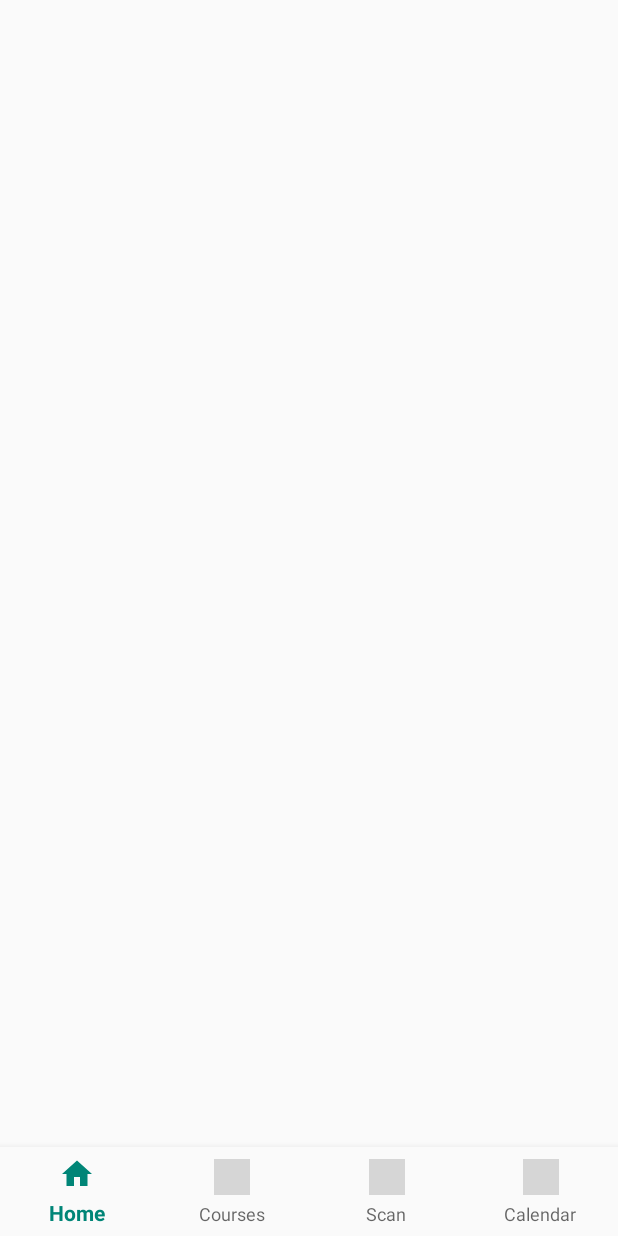
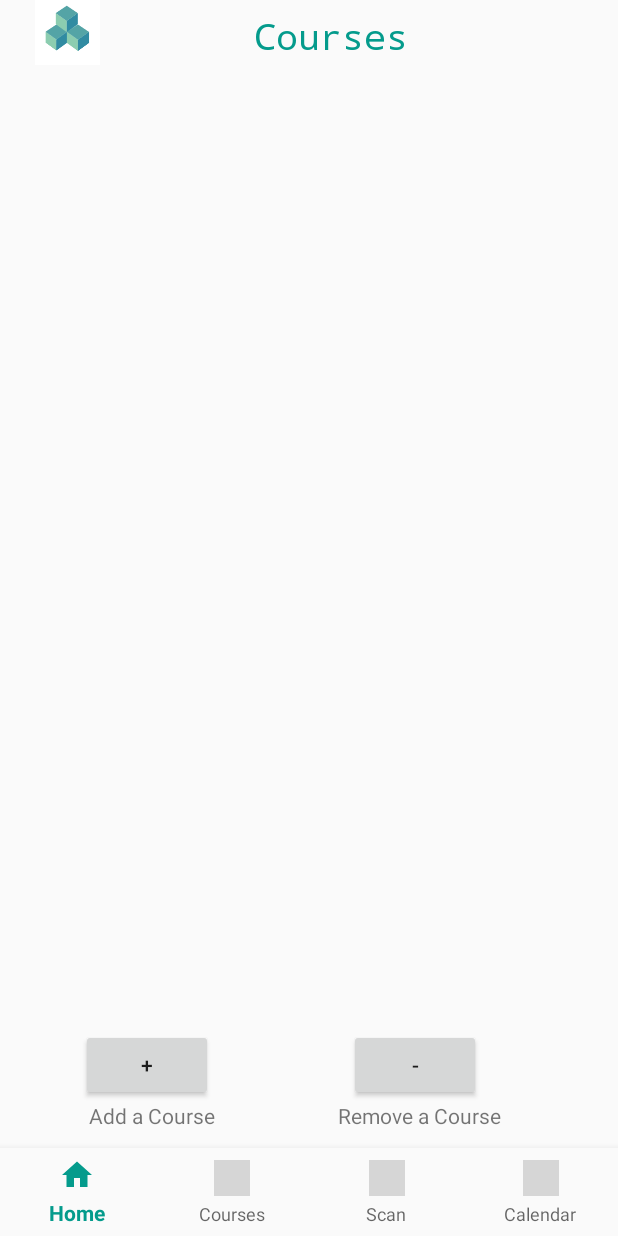
Before and after one commit to gldngullu/AWSheet, an Android app: the Courses_Student screen opened directly, with no data from a screen before it, on a phone screen of 412 x 824 dp. Run offline under Robolectric (Android 15) with nearby library versions, the light colour scheme and no system bars; grey boxes are pictures that could not be loaded.

Commit message:
Xml Course-Addition Student Ended

```diff
--- a/AttendanceWatchSheet/app/src/main/java/com/example/gldng/attendancewatchsheet/Courses_Student.java
+++ b/AttendanceWatchSheet/app/src/main/java/com/example/gldng/attendancewatchsheet/Courses_Student.java
@@ -42,6 +42,10 @@ public class Courses_Student extends AppCompatActivity {
         mTextMessage = (TextView) findViewById(R.id.message);
         BottomNavigationView navigation = (BottomNavigationView) findViewById(R.id.navigation);
         navigation.setOnNavigationItemSelectedListener(mOnNavigationItemSelectedListener);
+
+
+
+
     }
 
 }
--- a/AttendanceWatchSheet/app/src/main/res/layout/activity_courses__student.xml
+++ b/AttendanceWatchSheet/app/src/main/res/layout/activity_courses__student.xml
@@ -5,31 +5,102 @@
     android:id="@+id/container"
     android:layout_width="match_parent"
     android:layout_height="match_parent"
-    tools:context=".Courses_Student">
+    tools:context=".Courses_Student"
+    tools:layout_editor_absoluteY="25dp">
+
+    <Button
+        android:id="@+id/removecourse"
+        android:layout_width="wrap_content"
+        android:layout_height="wrap_content"
+        android:layout_marginStart="7dp"
+        android:text="-"
+        app:layout_constraintBottom_toTopOf="@+id/removeacoursetext"
+        app:layout_constraintStart_toStartOf="@+id/removeacoursetext" />
+
+    <Button
+        android:id="@+id/addcourse"
+        android:layout_width="wrap_content"
+        android:layout_height="wrap_content"
+        android:layout_marginStart="46dp"
+        android:layout_marginBottom="90dp"
+        android:text="+"
+        app:layout_constraintBottom_toBottomOf="parent"
+        app:layout_constraintStart_toStartOf="@+id/course_list" />
+
+    <ListView
+        android:id="@+id/course_list"
+        android:layout_width="0dp"
+        android:layout_height="0dp"
+        android:layout_marginStart="8dp"
+        android:layout_marginTop="43dp"
+        android:layout_marginEnd="8dp"
+        android:layout_marginBottom="56dp"
+        android:maxHeight="384dp"
+        app:layout_constraintBottom_toBottomOf="@+id/addcourse"
+        app:layout_constraintEnd_toEndOf="parent"
+        app:layout_constraintStart_toStartOf="parent"
+        app:layout_constraintTop_toTopOf="parent" />
 
     <android.support.design.widget.BottomNavigationView
         android:id="@+id/navigation"
         android:layout_width="0dp"
-        android:layout_height="59dp"
+        android:layout_height="0dp"
+        android:layout_marginTop="12dp"
         android:background="?android:attr/windowBackground"
+        app:labelVisibilityMode="labeled"
         app:layout_constraintBottom_toBottomOf="parent"
-        app:layout_constraintHorizontal_bias="0.0"
-        app:layout_constraintLeft_toLeftOf="parent"
-        app:layout_constraintRight_toRightOf="parent"
-        app:menu="@menu/navigation"
-        app:labelVisibilityMode="labeled"
-        />
-
-    <ListView
-        android:layout_width="368dp"
-        android:layout_height="492dp"
-        android:layout_marginStart="8dp"
-        android:layout_marginTop="8dp"
-        android:layout_marginEnd="8dp"
-        android:layout_marginBottom="8dp"
-        app:layout_constraintBottom_toTopOf="@+id/navigation"
         app:layout_constraintEnd_toEndOf="parent"
         app:layout_constraintStart_toStartOf="parent"
+        app:layout_constraintTop_toBottomOf="@+id/addacoursetext"
+        app:menu="@menu/navigation" />
+
+    <TextView
+        android:id="@+id/addacoursetext"
+        android:layout_width="wrap_content"
+        android:layout_height="wrap_content"
+        android:layout_marginStart="5dp"
+        android:text="Add a Course"
+        app:layout_constraintStart_toStartOf="@+id/addcourse"
+        app:layout_constraintTop_toBottomOf="@+id/addcourse" />
+
+    <TextView
+        android:id="@+id/removeacoursetext"
+        android:layout_width="wrap_content"
+        android:layout_height="wrap_content"
+        android:layout_marginStart="68dp"
+        android:layout_marginEnd="64dp"
+        android:layout_marginBottom="12dp"
+        android:text="Remove a Course"
+        app:layout_constraintBottom_toTopOf="@+id/navigation"
+        app:layout_constraintEnd_toEndOf="@+id/navigation"
+        app:layout_constraintStart_toEndOf="@+id/addacoursetext" />
+
+    <ImageView
+        android:id="@+id/imageView2"
+        android:layout_width="0dp"
+        android:layout_height="0dp"
+        android:layout_marginStart="2dp"
+        android:layout_marginEnd="81dp"
+        app:layout_constraintBottom_toTopOf="@+id/course_list"
+        app:layout_constraintEnd_toStartOf="@+id/activity_tag"
+        app:layout_constraintStart_toStartOf="parent"
+        app:layout_constraintTop_toTopOf="parent"
+        app:srcCompat="@drawable/activityicon" />
+
+    <TextView
+        android:id="@+id/activity_tag"
+        android:layout_width="107dp"
+        android:layout_height="0dp"
+        android:layout_marginTop="7dp"
+        android:layout_marginEnd="135dp"
+        android:layout_marginBottom="10dp"
+        android:fontFamily="monospace"
+        android:text="Courses"
+        android:textColor="@color/colorPrimary"
+        android:textSize="24sp"
+        app:layout_constraintBottom_toTopOf="@+id/course_list"
+        app:layout_constraintEnd_toEndOf="parent"
+        app:layout_constraintStart_toEndOf="@+id/imageView2"
         app:layout_constraintTop_toTopOf="parent" />
 
 </android.support.constraint.ConstraintLayout>
--- a/AttendanceWatchSheet/app/src/main/res/values/colors.xml
+++ b/AttendanceWatchSheet/app/src/main/res/values/colors.xml
@@ -1,6 +1,6 @@
 <?xml version="1.0" encoding="utf-8"?>
 <resources>
-    <color name="colorPrimary">#008577</color>
+    <color name="colorPrimary">#049b8c</color>
     <color name="colorPrimaryDark">#00574B</color>
     <color name="colorAccent">#D81B60</color>
 </resources>
```
Also changed, not shown: AttendanceWatchSheet/app/src/main/ic_launcher-web.png (added), AttendanceWatchSheet/app/src/main/res/drawable-hdpi/activityicon.png (added), AttendanceWatchSheet/app/src/main/res/drawable_icon/activityicon.png (added), AttendanceWatchSheet/app/src/main/res/mipmap-hdpi/ic_launcher.png, AttendanceWatchSheet/app/src/main/res/mipmap-mdpi/ic_launcher.png, AttendanceWatchSheet/app/src/main/res/mipmap-xhdpi/ic_launcher.png, AttendanceWatchSheet/app/src/main/res/mipmap-xxhdpi/ic_launcher.png, AttendanceWatchSheet/app/src/main/res/mipmap-xxxhdpi/ic_launcher.png, 2 other files.
